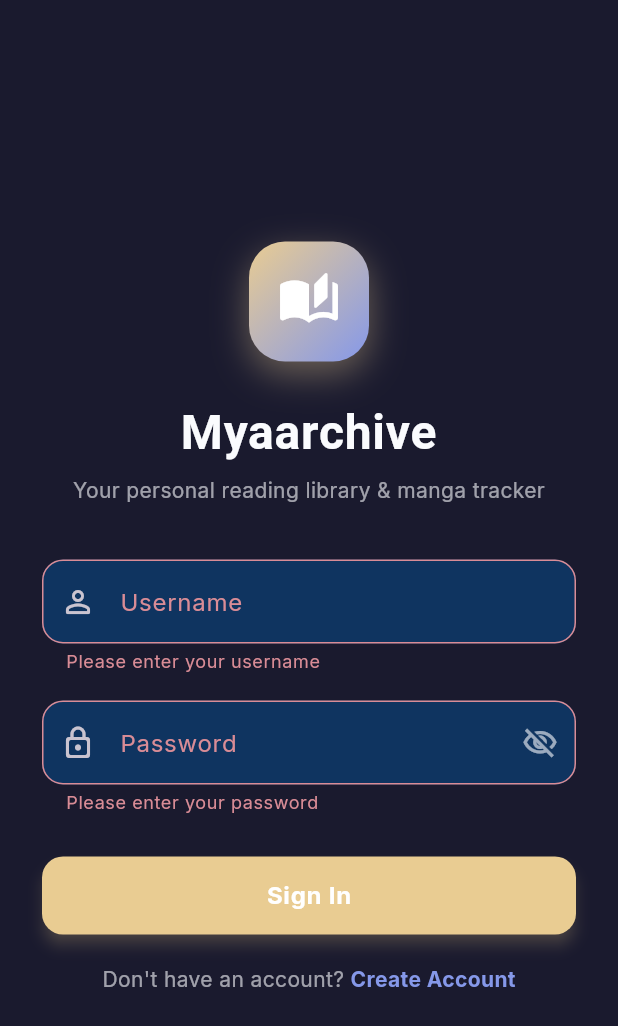
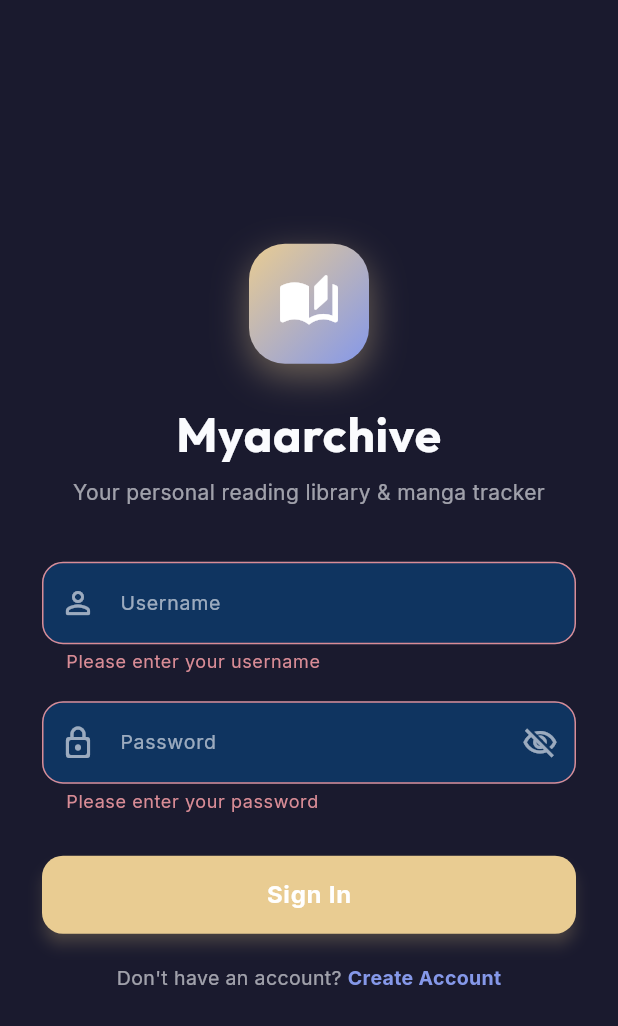
Before and after one commit to zy-anne/Myaarchive-m, a Flutter app: the screen it shows after launch, after a tap on "Sign In", on a phone screen of 412 x 824 dp. Shown: the top 1026 px of the screen. Run offline on Flutter 3.47's test engine with Material 3 defaults, Android fonts, the phone set to English and light mode, and no system bars; our stand-ins replace cached_network_image, dio, flutter_riverpod, go_router, google_fonts, image_picker and 2 more; missing offline and left inert: bcrypt.

Commit message:
minor fix

```diff
--- a/lib/main.dart
+++ b/lib/main.dart
@@ -1,5 +1,6 @@
 import 'package:flutter/material.dart';
 import 'package:flutter_riverpod/flutter_riverpod.dart';
+import 'package:shared_preferences/shared_preferences.dart';
 import 'theme/app_color_palette.dart';
 import 'providers/app_providers.dart';
 import 'router/app_router.dart';
@@ -8,9 +9,24 @@ import 'theme/colors.dart';
 
 void main() async {
   WidgetsFlutterBinding.ensureInitialized();
+  final prefs = await SharedPreferences.getInstance();
+  final savedThemeMode = prefs.getString('myaarchive_theme_mode');
+  final ThemeMode initialThemeMode = savedThemeMode == 'light'
+      ? ThemeMode.light
+      : savedThemeMode == 'dark'
+          ? ThemeMode.dark
+          : ThemeMode.dark;
+  final savedPaletteId = prefs.getString('myaarchive_color_palette_id');
+
   runApp(
-    const ProviderScope(
-      child: MyaarchiveApp(),
+    ProviderScope(
+      overrides: [
+        if (savedThemeMode != null)
+          themeModeProvider.overrideWith((ref) => initialThemeMode),
+        if (savedPaletteId != null)
+          colorPaletteIdProvider.overrideWith((ref) => savedPaletteId),
+      ],
+      child: const MyaarchiveApp(),
     ),
   );
 }
@@ -20,6 +36,7 @@ class MyaarchiveApp extends ConsumerWidget {
 
   @override
   Widget build(BuildContext context, WidgetRef ref) {
+    ref.watch(themeInitProvider);
     final router = ref.watch(appRouterProvider);
     final themeMode = ref.watch(themeModeProvider);
     final palette = AppColorPalettes.byId(ref.watch(colorPaletteIdProvider));
--- a/lib/providers/app_providers.dart
+++ b/lib/providers/app_providers.dart
@@ -1,5 +1,6 @@
 import 'package:flutter/material.dart';
 import 'package:flutter_riverpod/flutter_riverpod.dart';
+import 'package:shared_preferences/shared_preferences.dart';
 import '../config/app_config.dart';
 import '../theme/app_color_palette.dart';
 import '../models/attachment.dart';
@@ -69,18 +70,37 @@ final colorPaletteIdProvider =
 final showNsfwProvider = StateProvider<bool>((ref) => true);
 
 /// Loads persisted theme/content settings once and seeds
-/// [colorPaletteIdProvider] / [showNsfwProvider] from them. Watch this
-/// (ignoring its value) anywhere early in the widget tree — e.g. the
+/// [themeModeProvider] / [colorPaletteIdProvider] / [showNsfwProvider] from them.
+/// Watch this anywhere early in the widget tree — e.g. at the root app or
 /// Settings screen — so it fires as soon as a user is available.
 final themeInitProvider = FutureProvider<void>((ref) async {
   final user = ref.watch(authStateProvider).value;
   if (user == null) return;
   final dataLayer = ref.watch(dataLayerProvider);
   final settings = await dataLayer.settingsGetAll(user.id);
+  final prefs = await SharedPreferences.getInstance();
+
+  final storedThemeMode = settings['themeMode'];
+  if (storedThemeMode != null) {
+    final mode = storedThemeMode == 'light' ? ThemeMode.light : ThemeMode.dark;
+    ref.read(themeModeProvider.notifier).state = mode;
+    await prefs.setString('myaarchive_theme_mode', storedThemeMode);
+  } else {
+    final localTheme = prefs.getString('myaarchive_theme_mode');
+    if (localTheme != null) {
+      await dataLayer.settingsSet(user.id, 'themeMode', localTheme);
+    }
+  }
 
   final storedPalette = settings['colorPaletteId'];
   if (storedPalette != null) {
     ref.read(colorPaletteIdProvider.notifier).state = storedPalette;
+    await prefs.setString('myaarchive_color_palette_id', storedPalette);
+  } else {
+    final localPalette = prefs.getString('myaarchive_color_palette_id');
+    if (localPalette != null) {
+      await dataLayer.settingsSet(user.id, 'colorPaletteId', localPalette);
+    }
   }
 
   final storedNsfw = settings['showNsfwContent'];
--- a/lib/screens/catalog/feed_screen.dart
+++ b/lib/screens/catalog/feed_screen.dart
@@ -1,6 +1,7 @@
 import 'package:flutter/material.dart';
 import 'package:flutter_riverpod/flutter_riverpod.dart';
 import 'package:go_router/go_router.dart';
+import 'package:google_fonts/google_fonts.dart';
 import '../../models/library.dart';
 import '../../models/metadata.dart';
 import '../../models/series.dart';
@@ -192,7 +193,7 @@ class _FeedScreenState extends ConsumerState<FeedScreen> {
                                   selectedColor: palette.primary,
                                   backgroundColor: palette.surface,
                                   labelStyle: TextStyle(
-                                      color: isSel ? Colors.white : palette.textSecondary),
+                                      color: isSel ? palette.onSolid : palette.textSecondary),
                                 );
                               }).toList(),
                             ),
@@ -229,7 +230,7 @@ class _FeedScreenState extends ConsumerState<FeedScreen> {
                                   selectedColor: palette.primary,
                                   backgroundColor: palette.surface,
                                   labelStyle: TextStyle(
-                                      color: isSel ? Colors.white : palette.textSecondary),
+                                      color: isSel ? palette.onSolid : palette.textSecondary),
                                 );
                               }).toList(),
                             ),
@@ -488,7 +489,7 @@ class _FeedScreenState extends ConsumerState<FeedScreen> {
       selectedColor: palette.primary,
       backgroundColor: palette.surfaceHigh,
       labelStyle: TextStyle(
-        color: isSelected ? Colors.white : palette.textSecondary,
+        color: isSelected ? palette.onSolid : palette.textSecondary,
         fontSize: 12,
         fontWeight: isSelected ? FontWeight.bold : FontWeight.normal,
       ),
@@ -570,8 +571,7 @@ class _FeedScreenState extends ConsumerState<FeedScreen> {
                     children: [
                       Text(
                         libraryTitle,
-                        style: TextStyle(
-                          fontFamily: 'Outfit',
+                        style: GoogleFonts.outfit(
                           fontSize: 28,
                           fontWeight: FontWeight.bold,
                           color: palette.textMain,
--- a/lib/screens/catalog/series_form_screen.dart
+++ b/lib/screens/catalog/series_form_screen.dart
@@ -329,7 +329,6 @@ class _SeriesFormScreenState extends ConsumerState<SeriesFormScreen> {
       appBar: AppBar(
         title: Text(
           widget.seriesId == null ? 'Add Series' : 'Edit Series',
-          style: const TextStyle(fontFamily: 'Outfit', fontWeight: FontWeight.bold),
         ),
         actions: [
           TextButton.icon(
--- a/lib/screens/settings/manage_tags_screen.dart
+++ b/lib/screens/settings/manage_tags_screen.dart
@@ -129,10 +129,7 @@ class ManageTagsScreen extends ConsumerWidget {
     return Scaffold(
       backgroundColor: palette.bg,
       appBar: AppBar(
-        title: const Text(
-          'Manage Tags',
-          style: TextStyle(fontFamily: 'Outfit', fontWeight: FontWeight.bold),
-        ),
+        title: const Text('Manage Tags'),
       ),
       body: tagsAsync.when(
         data: (tags) {
--- a/lib/screens/settings/settings_screen.dart
+++ b/lib/screens/settings/settings_screen.dart
@@ -1,6 +1,8 @@
 import 'package:flutter/material.dart';
 import 'package:flutter_riverpod/flutter_riverpod.dart';
 import 'package:go_router/go_router.dart';
+import 'package:google_fonts/google_fonts.dart';
+import 'package:shared_preferences/shared_preferences.dart';
 import '../../theme/app_color_palette.dart';
 import '../../providers/app_providers.dart';
 import '../../theme/app_palette.dart';
@@ -162,13 +164,36 @@ class _SettingsScreenState extends ConsumerState<SettingsScreen> {
     );
   }
 
+  Future<void> _selectThemeMode(ThemeMode mode) async {
+    ref.read(themeModeProvider.notifier).state = mode;
+    final modeStr = mode == ThemeMode.light ? 'light' : 'dark';
+    try {
+      final prefs = await SharedPreferences.getInstance();
+      await prefs.setString('myaarchive_theme_mode', modeStr);
+      final user = ref.read(authStateProvider).value;
+      if (user != null) {
+        await ref
+            .read(dataLayerProvider)
+            .settingsSet(user.id, 'themeMode', modeStr);
+      }
+    } catch (e) {
+      debugPrint('Error saving theme mode: $e');
+    }
+  }
+
   Future<void> _selectPalette(AppColorPalette palette) async {
     ref.read(colorPaletteIdProvider.notifier).state = palette.id;
-    final user = ref.read(authStateProvider).value;
-    if (user != null) {
-      await ref
-          .read(dataLayerProvider)
-          .settingsSet(user.id, 'colorPaletteId', palette.id);
+    try {
+      final prefs = await SharedPreferences.getInstance();
+      await prefs.setString('myaarchive_color_palette_id', palette.id);
+      final user = ref.read(authStateProvider).value;
+      if (user != null) {
+        await ref
+            .read(dataLayerProvider)
+            .settingsSet(user.id, 'colorPaletteId', palette.id);
+      }
+    } catch (e) {
+      debugPrint('Error saving color palette: $e');
     }
   }
 
@@ -203,10 +228,7 @@ class _SettingsScreenState extends ConsumerState<SettingsScreen> {
     return Scaffold(
       backgroundColor: palette.bg,
       appBar: AppBar(
-        title: const Text(
-          'Settings & Account',
-          style: TextStyle(fontFamily: 'Outfit', fontWeight: FontWeight.bold),
-        ),
+        title: const Text('Settings & Account'),
       ),
       body: ListView(
         padding: const EdgeInsets.all(16.0),
@@ -237,10 +259,10 @@ class _SettingsScreenState extends ConsumerState<SettingsScreen> {
                           user.username.isNotEmpty
                               ? user.username[0].toUpperCase()
                               : 'U',
-                          style: const TextStyle(
+                          style: GoogleFonts.outfit(
                             fontSize: 24,
                             fontWeight: FontWeight.bold,
-                            color: Colors.white,
+                            color: palette.onSolid,
                           ),
                         ),
                       ),
@@ -252,7 +274,7 @@ class _SettingsScreenState extends ConsumerState<SettingsScreen> {
                         children: [
                           Text(
                             user.username,
-                            style: TextStyle(
+                            style: GoogleFonts.outfit(
                               fontSize: 18,
                               fontWeight: FontWeight.bold,
                               color: palette.textMain,
@@ -261,7 +283,7 @@ class _SettingsScreenState extends ConsumerState<SettingsScreen> {
                           const SizedBox(height: 2),
                           Text(
                             'User ID: ${user.id.substring(0, 8)}...',
-                            style: TextStyle(
+                            style: GoogleFonts.inter(
                               fontSize: 12,
                               color: palette.textSecondary,
                             ),
@@ -276,15 +298,7 @@ class _SettingsScreenState extends ConsumerState<SettingsScreen> {
           const SizedBox(height: 20),
 
           // Cloud Sync Section
-          Text(
-            'CLOUD SYNC & DATABASE',
-            style: TextStyle(
-              fontSize: 11,
-              fontWeight: FontWeight.bold,
-              letterSpacing: 0.8,
-              color: palette.textSecondary,
-            ),
-          ),
+          _buildSectionHeader('CLOUD SYNC & DATABASE', palette),
           const SizedBox(height: 8),
           Card(
             color: palette.surfaceLight,
@@ -324,25 +338,16 @@ class _SettingsScreenState extends ConsumerState<SettingsScreen> {
           Row(
             mainAxisAlignment: MainAxisAlignment.spaceBetween,
             children: [
-              Text(
-                'LIBRARIES & COLLECTIONS',
-                style: TextStyle(
-                  fontSize: 11,
-                  fontWeight: FontWeight.bold,
-                  letterSpacing: 0.8,
-                  color: palette.textSecondary,
-                ),
-              ),
+              _buildSectionHeader('LIBRARIES & COLLECTIONS', palette),
               IconButton(
                 icon: Icon(Icons.add_rounded, color: palette.accent),
                 onPressed: () => _showAddLibraryDialog(palette),
               ),
             ],
           ),
-          const SizedBox(height: 4),
-          Text(
+          _buildSectionDescription(
             'Drag the handle to reorder — this is the order libraries appear in throughout the app.',
-            style: TextStyle(fontSize: 11.5, color: palette.textSecondary),
+            palette,
           ),
           const SizedBox(height: 8),
           librariesAsync.when(
@@ -415,19 +420,10 @@ class _SettingsScreenState extends ConsumerState<SettingsScreen> {
           const SizedBox(height: 20),
 
           // ── Color Theme ──────────────────────────────────────────────
-          Text(
-            'COLOR THEME',
-            style: TextStyle(
-              fontSize: 11,
-              fontWeight: FontWeight.bold,
-              letterSpacing: 0.8,
-              color: palette.textSecondary,
-            ),
-          ),
-          const SizedBox(height: 4),
-          Text(
+          _buildSectionHeader('COLOR THEME', palette),
+          _buildSectionDescription(
             'Switch between Light Mode and Dark Mode reading palettes.',
-            style: TextStyle(fontSize: 12, color: palette.textSecondary),
+            palette,
           ),
           const SizedBox(height: 10),
           Row(
@@ -437,8 +433,7 @@ class _SettingsScreenState extends ConsumerState<SettingsScreen> {
                   label: 'DARK MODE',
                   selected: themeMode == ThemeMode.dark,
                   palette: palette,
-                  onTap: () =>
-                      ref.read(themeModeProvider.notifier).state = ThemeMode.dark,
+                  onTap: () => _selectThemeMode(ThemeMode.dark),
                 ),
               ),
               const SizedBox(width: 10),
@@ -447,8 +442,7 @@ class _SettingsScreenState extends ConsumerState<SettingsScreen> {
                   label: 'LIGHT MODE',
                   selected: themeMode == ThemeMode.light,
                   palette: palette,
-                  onTap: () =>
-                      ref.read(themeModeProvider.notifier).state = ThemeMode.light,
+                  onTap: () => _selectThemeMode(ThemeMode.light),
                 ),
               ),
             ],
@@ -456,19 +450,10 @@ class _SettingsScreenState extends ConsumerState<SettingsScreen> {
           const SizedBox(height: 24),
 
           // ── Color Palette ────────────────────────────────────────────
-          Text(
-            'COLOR PALETTE',
-            style: TextStyle(
-              fontSize: 11,
-              fontWeight: FontWeight.bold,
-              letterSpacing: 0.8,
-              color: palette.textSecondary,
-            ),
-          ),
-          const SizedBox(height: 4),
-          Text(
+          _buildSectionHeader('COLOR PALETTE', palette),
+          _buildSectionDescription(
             'Pick an accent palette — it applies to both Light and Dark Mode.',
-            style: TextStyle(fontSize: 12, color: palette.textSecondary),
+            palette,
           ),
           const SizedBox(height: 10),
           Wrap(
@@ -485,15 +470,7 @@ class _SettingsScreenState extends ConsumerState<SettingsScreen> {
           const SizedBox(height: 24),
 
           // ── Content ──────────────────────────────────────────────────
-          Text(
-            'CONTENT',
-            style: TextStyle(
-              fontSize: 11,
-              fontWeight: FontWeight.bold,
-              letterSpacing: 0.8,
-              color: palette.textSecondary,
-            ),
-          ),
+          _buildSectionHeader('CONTENT', palette),
           const SizedBox(height: 8),
           Card(
             color: palette.surfaceLight,
@@ -516,15 +493,7 @@ class _SettingsScreenState extends ConsumerState<SettingsScreen> {
           const SizedBox(height: 24),
 
           // ── Reading Statuses ────────────────────────────────────────
-          Text(
-            'READING STATUSES',
-            style: TextStyle(
-              fontSize: 11,
-              fontWeight: FontWeight.bold,
-              letterSpacing: 0.8,
-              color: palette.textSecondary,
-            ),
-          ),
+          _buildSectionHeader('READING STATUSES', palette),
           const SizedBox(height: 8),
           Card(
             color: palette.surfaceLight,
@@ -549,15 +518,7 @@ class _SettingsScreenState extends ConsumerState<SettingsScreen> {
           const SizedBox(height: 24),
 
           // ── Tags ─────────────────────────────────────────────────────
-          Text(
-            'TAGS',
-            style: TextStyle(
-              fontSize: 11,
-              fontWeight: FontWeight.bold,
-              letterSpacing: 0.8,
-              color: palette.textSecondary,
-            ),
-          ),
+          _buildSectionHeader('TAGS', palette),
           const SizedBox(height: 8),
           Card(
             color: palette.surfaceLight,
@@ -582,15 +543,7 @@ class _SettingsScreenState extends ConsumerState<SettingsScreen> {
           const SizedBox(height: 20),
 
           // Account Actions
-          Text(
-            'ACCOUNT & SECURITY',
-            style: TextStyle(
-              fontSize: 11,
-              fontWeight: FontWeight.bold,
-              letterSpacing: 0.8,
-              color: palette.textSecondary,
-            ),
-          ),
+          _buildSectionHeader('ACCOUNT & SECURITY', palette),
           const SizedBox(height: 8),
           Card(
             color: palette.surfaceLight,
@@ -633,6 +586,35 @@ class _SettingsScreenState extends ConsumerState<SettingsScreen> {
     );
   }
 
+  Widget _buildSectionHeader(String title, AppPalette palette) {
+    return Padding(
+      padding: const EdgeInsets.only(bottom: 6),
+      child: Text(
+        title,
+        style: GoogleFonts.inter(
+          fontSize: 11,
+          fontWeight: FontWeight.w700,
+          letterSpacing: 0.8,
+          color: palette.textSecondary,
+        ),
+      ),
+    );
+  }
+
+  Widget _buildSectionDescription(String description, AppPalette palette) {
+    return Padding(
+      padding: const EdgeInsets.only(bottom: 10),
+      child: Text(
+        description,
+        style: GoogleFonts.inter(
+          fontSize: 12,
+          color: palette.textSecondary,
+          height: 1.35,
+        ),
+      ),
+    );
+  }
+
   Widget _buildThemePill({
     required String label,
     required bool selected,
@@ -654,11 +636,11 @@ class _SettingsScreenState extends ConsumerState<SettingsScreen> {
         ),
         child: Text(
           label,
-          style: TextStyle(
+          style: GoogleFonts.inter(
             fontSize: 11,
             fontWeight: FontWeight.bold,
-            letterSpacing: 0.6,
-            color: selected ? Colors.white : palette.textSecondary,
+            letterSpacing: 0.8,
+            color: selected ? palette.onSolid : palette.textSecondary,
           ),
         ),
       ),
@@ -698,7 +680,7 @@ class _SettingsScreenState extends ConsumerState<SettingsScreen> {
             const SizedBox(height: 8),
             Text(
               p.label,
-              style: TextStyle(
+              style: GoogleFonts.inter(
                 fontSize: 12,
                 fontWeight: FontWeight.w600,
                 color: palette.textMain,
--- a/lib/screens/statistics/statistics_screen.dart
+++ b/lib/screens/statistics/statistics_screen.dart
@@ -98,14 +98,7 @@ class _StatisticsScreenState extends ConsumerState<StatisticsScreen> {
     return Scaffold(
       backgroundColor: palette.bg,
       appBar: AppBar(
-        title: const Text(
-          'Reading Statistics',
-          style: TextStyle(
-            fontFamily: 'Outfit',
-            fontWeight: FontWeight.bold,
-            fontSize: 20,
-          ),
-        ),
+        title: const Text('Reading Statistics'),
         actions: [
           IconButton(
             icon: const Icon(Icons.refresh_rounded),
@@ -869,7 +862,7 @@ class _StatisticsScreenState extends ConsumerState<StatisticsScreen> {
               ),
               alignment: Alignment.center,
               child: Text('$day', style: TextStyle(fontSize: 10,
-                  color: count > 0 ? Colors.white : palette.textSecondary)),
+                  color: count > 0 ? palette.onSolid : palette.textSecondary)),
             );
           },
         ),
--- a/lib/theme/app_theme.dart
+++ b/lib/theme/app_theme.dart
@@ -8,9 +8,23 @@ class AppTheme {
 
   static ThemeData _build(AppPalette palette, Brightness brightness) {
     final base = ThemeData(brightness: brightness, useMaterial3: true);
-    final textTheme = GoogleFonts.interTextTheme(base.textTheme).apply(
-      bodyColor: palette.textMain,
-      displayColor: palette.textMain,
+    final inter = GoogleFonts.interTextTheme(base.textTheme);
+    final textTheme = inter.copyWith(
+      displayLarge: GoogleFonts.outfit(fontSize: 32, fontWeight: FontWeight.bold, color: palette.textMain),
+      displayMedium: GoogleFonts.outfit(fontSize: 28, fontWeight: FontWeight.bold, color: palette.textMain),
+      displaySmall: GoogleFonts.outfit(fontSize: 24, fontWeight: FontWeight.bold, color: palette.textMain),
+      headlineLarge: GoogleFonts.outfit(fontSize: 24, fontWeight: FontWeight.bold, color: palette.textMain),
+      headlineMedium: GoogleFonts.outfit(fontSize: 20, fontWeight: FontWeight.bold, color: palette.textMain),
+      headlineSmall: GoogleFonts.outfit(fontSize: 18, fontWeight: FontWeight.bold, color: palette.textMain),
+      titleLarge: GoogleFonts.outfit(fontSize: 18, fontWeight: FontWeight.w700, color: palette.textMain),
+      titleMedium: GoogleFonts.outfit(fontSize: 15, fontWeight: FontWeight.w600, color: palette.textMain),
+      titleSmall: GoogleFonts.outfit(fontSize: 13, fontWeight: FontWeight.w600, color: palette.textMain),
+      bodyLarge: GoogleFonts.inter(fontSize: 15, fontWeight: FontWeight.normal, color: palette.textMain),
+      bodyMedium: GoogleFonts.inter(fontSize: 13, fontWeight: FontWeight.normal, color: palette.textMain),
+      bodySmall: GoogleFonts.inter(fontSize: 12, fontWeight: FontWeight.normal, color: palette.textSecondary),
+      labelLarge: GoogleFonts.inter(fontSize: 13, fontWeight: FontWeight.w600, color: palette.textMain),
+      labelMedium: GoogleFonts.inter(fontSize: 11, fontWeight: FontWeight.w600, letterSpacing: 0.5, color: palette.textSecondary),
+      labelSmall: GoogleFonts.inter(fontSize: 10, fontWeight: FontWeight.w600, letterSpacing: 0.5, color: palette.textSecondary),
     );
 
     return base.copyWith(
@@ -22,7 +36,9 @@ class AppTheme {
         error: palette.danger,
         surface: palette.surface,
         onSurface: palette.textMain,
+        onSurfaceVariant: palette.textSecondary,
         onPrimary: palette.onSolid,
+        outline: palette.border,
       ),
       textTheme: textTheme,
       splashFactory: NoSplash.splashFactory,
@@ -31,6 +47,25 @@ class AppTheme {
         surfaceTintColor: Colors.transparent,
         elevation: 0,
         foregroundColor: palette.textMain,
+        titleTextStyle: GoogleFonts.outfit(
+          fontSize: 19,
+          fontWeight: FontWeight.bold,
+          color: palette.textMain,
+        ),
+      ),
+      listTileTheme: ListTileThemeData(
+        titleTextStyle: GoogleFonts.inter(
+          fontSize: 14.5,
+          fontWeight: FontWeight.w600,
+          color: palette.textMain,
+        ),
+        subtitleTextStyle: GoogleFonts.inter(
+          fontSize: 12.5,
+          fontWeight: FontWeight.normal,
+          color: palette.textSecondary,
+          height: 1.35,
+        ),
+        iconColor: palette.accent,
       ),
       cardTheme: CardThemeData(
         color: palette.surface,
@@ -43,10 +78,46 @@ class AppTheme {
       dialogTheme: DialogThemeData(
         backgroundColor: palette.surface,
         surfaceTintColor: Colors.transparent,
+        titleTextStyle: GoogleFonts.outfit(
+          fontSize: 18,
+          fontWeight: FontWeight.bold,
+          color: palette.textMain,
+        ),
       ),
       bottomSheetTheme: BottomSheetThemeData(
         backgroundColor: palette.surface,
         surfaceTintColor: Colors.transparent,
+      ),
+      inputDecorationTheme: InputDecorationTheme(
+        labelStyle: GoogleFonts.inter(
+          fontSize: 13,
+          color: palette.textSecondary,
+        ),
+        hintStyle: GoogleFonts.inter(
+          fontSize: 13,
+          color: palette.textSecondary.withValues(alpha: 0.7),
+        ),
+        enabledBorder: OutlineInputBorder(
+          borderRadius: BorderRadius.circular(10),
+          borderSide: BorderSide(color: palette.border),
+        ),
+        focusedBorder: OutlineInputBorder(
+          borderRadius: BorderRadius.circular(10),
+          borderSide: BorderSide(color: palette.accent, width: 1.5),
+        ),
+      ),
+      outlinedButtonTheme: OutlinedButtonThemeData(
+        style: OutlinedButton.styleFrom(
+          foregroundColor: palette.textMain,
+          side: BorderSide(color: palette.border),
+          textStyle: GoogleFonts.inter(
+            fontSize: 13,
+            fontWeight: FontWeight.w600,
+          ),
+          shape: RoundedRectangleBorder(
+            borderRadius: BorderRadius.circular(10),
+          ),
+        ),
       ),
       dividerColor: palette.border,
       extensions: [palette],
--- a/lib/widgets/status_badge.dart
+++ b/lib/widgets/status_badge.dart
@@ -1,4 +1,5 @@
 import 'package:flutter/material.dart';
+import 'package:google_fonts/google_fonts.dart';
 import '../models/metadata.dart';
 
 /// Pill badge showing series reading status with glowing accent.
@@ -50,7 +51,7 @@ class StatusBadge extends StatelessWidget {
           SizedBox(width: compact ? 4 : 6),
           Text(
             status,
-            style: TextStyle(
+            style: GoogleFonts.inter(
               color: statusColor,
               fontSize: compact ? 10 : 12,
               fontWeight: FontWeight.w600,
--- a/lib/widgets/tag_chip.dart
+++ b/lib/widgets/tag_chip.dart
@@ -1,4 +1,5 @@
 import 'package:flutter/material.dart';
+import 'package:google_fonts/google_fonts.dart';
 import '../models/metadata.dart';
 import '../theme/colors.dart';
 
@@ -84,7 +85,7 @@ class TagChip extends StatelessWidget {
             ],
             Text(
               label,
-              style: TextStyle(
+              style: GoogleFonts.inter(
                 color: chipColor,
                 fontSize: 11,
                 fontWeight: FontWeight.w600,
--- a/lib/widgets/transfer_copy_dialog.dart
+++ b/lib/widgets/transfer_copy_dialog.dart
@@ -286,7 +286,7 @@ class _ModePill extends StatelessWidget {
           label,
           style: TextStyle(
             fontWeight: FontWeight.bold,
-            color: selected ? Colors.white : palette.textSecondary,
+            color: selected ? palette.onSolid : palette.textSecondary,
           ),
         ),
       ),
```
Also changed, not shown: lib/screens/settings/manage_statuses_screen.dart (+2 -5 lines), lib/widgets/search_filter_bar.dart (+25 -24 lines), lib/widgets/series_card.dart (+11 -10 lines).
